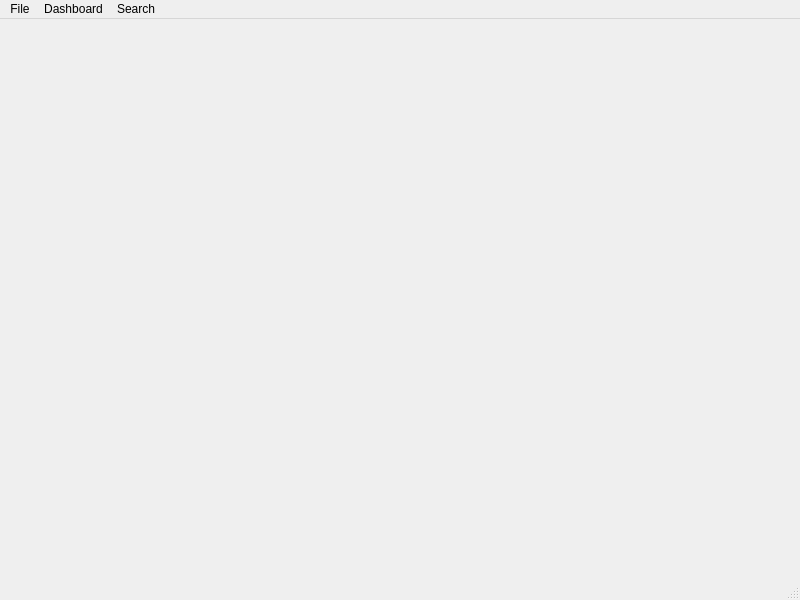
Qt form ui/designer/mainWindow.ui (arielvb/collector) before a commit.
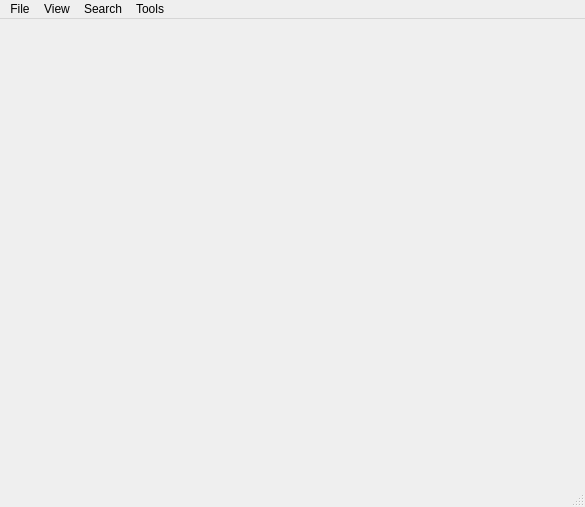
The same form after that commit. Icons and pictures are not drawn.

```diff
--- a/ui/designer/mainWindow.ui
+++ b/ui/designer/mainWindow.ui
@@ -6,8 +6,8 @@
    <rect>
     <x>0</x>
     <y>0</y>
-    <width>800</width>
-    <height>600</height>
+    <width>585</width>
+    <height>507</height>
    </rect>
   </property>
   <property name="windowTitle">
@@ -29,7 +29,7 @@
     <rect>
      <x>0</x>
      <y>0</y>
-     <width>800</width>
+     <width>585</width>
      <height>22</height>
     </rect>
    </property>
@@ -49,15 +49,23 @@
     </property>
     <addaction name="actionQuick_search"/>
    </widget>
-   <widget class="QMenu" name="menuDashboard">
+   <widget class="QMenu" name="menuTools">
     <property name="title">
-     <string>Dashboard</string>
+     <string>Tools</string>
+    </property>
+    <addaction name="actionFullscreen"/>
+    <addaction name="actionPlugins"/>
+   </widget>
+   <widget class="QMenu" name="menuView">
+    <property name="title">
+     <string>View</string>
     </property>
     <addaction name="actionView_Dashboard"/>
    </widget>
    <addaction name="menuFile"/>
-   <addaction name="menuDashboard"/>
+   <addaction name="menuView"/>
    <addaction name="menuSearch"/>
+   <addaction name="menuTools"/>
   </widget>
   <widget class="QStatusBar" name="statusbar"/>
   <action name="actionQuick_search">
```
Left out of the diff: 24 changed lines with no effect on the pictures.
